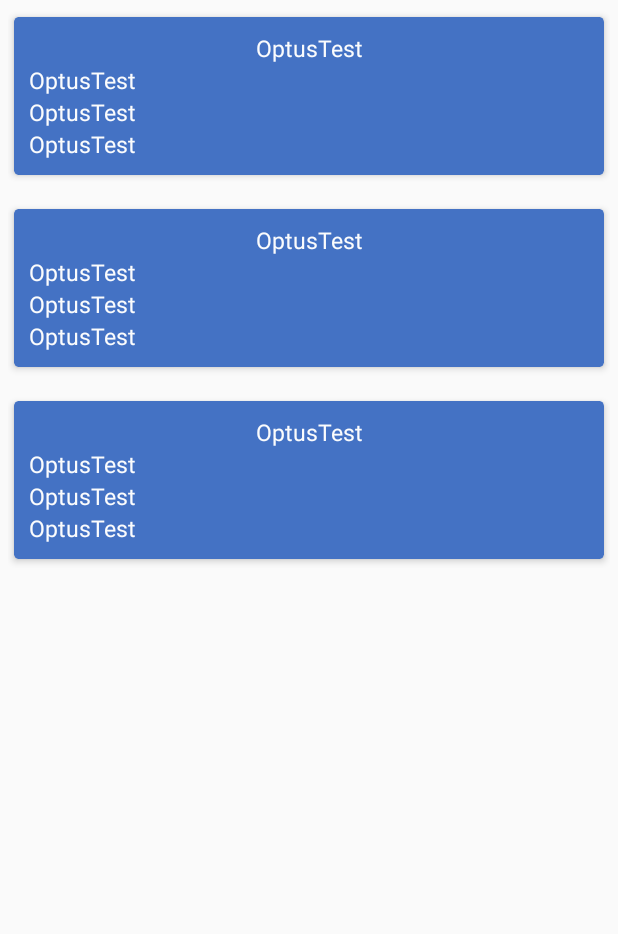
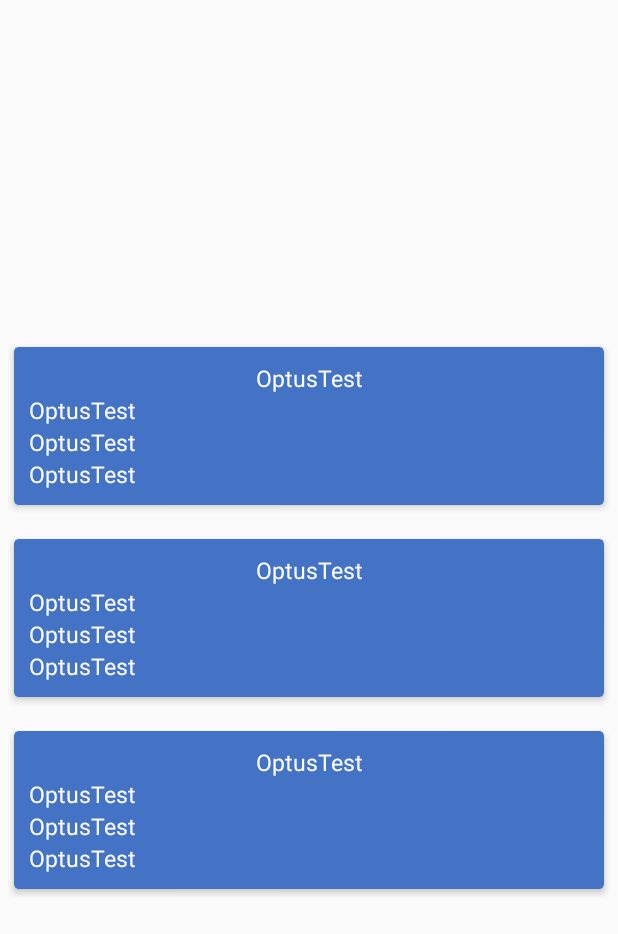
Before and after one commit to leosamit/OptusTest, an Android app: the layout fragment_album.xml on its own in the app's theme, with its tools: preview values and no code run, on a phone screen of 412 x 824 dp. Shown: the top 934 px of the screen. Run offline under Robolectric (Android 15) with nearby library versions, the phone set to English and light mode, and no system bars.

Commit message:
[Feature] Album Fragment

```diff
--- a/app/src/main/res/layout/fragment_album.xml
+++ b/app/src/main/res/layout/fragment_album.xml
@@ -29,7 +29,7 @@
 
             <androidx.recyclerview.widget.RecyclerView
                 android:id="@+id/rv_albums"
-                style="@style/MatchParentStyle"
+                style="@style/MatchWrapParentStyle"
                 android:clipToPadding="false"
                 android:scrollbars="vertical"
                 app:albums="@{album}"
@@ -37,7 +37,7 @@
                 app:layout_constraintBottom_toBottomOf="parent"
                 app:layout_constraintLeft_toLeftOf="parent"
                 app:layout_constraintRight_toRightOf="parent"
-                app:layout_constraintTop_toBottomOf="parent"
+                app:layout_constraintTop_toTopOf="parent"
                 tools:listitem="@layout/item_user_info" />
         </androidx.constraintlayout.widget.ConstraintLayout>
     </androidx.swiperefreshlayout.widget.SwipeRefreshLayout>
--- a/app/src/main/res/values/strings.xml
+++ b/app/src/main/res/values/strings.xml
@@ -6,6 +6,8 @@
     <string name="user_email">Email: %s</string>
     <string name="user_name">Name: %s</string>
     <string name="user_info">User Info</string>
+    <string name="album">Album</string>
+    <string name="photo">Photo</string>
     <string name="long_text">User InfUser InfUser InfUser InfUser InfUser InfUser InfUser InfUser InfUser InfUser InfUser InfUser InfUser InfUser InfUser InfUser InfUser InfUser InfUser InfUser InfUser InfUser InfUser InfUser InfUser InfUser InfUser InfUser InfUser InfUser InfUser InfUser InfUser InfUser InfUser InfUser InfUser InfUser InfUser InfUser InfUser InfUser InfUser InfUser InfUser InfUser InfUser InfUser InfUser InfUser InfUser Inf</string>
 
 </resources>
```
Also changed, not shown: app/src/main/java/com/samit/optustest/ui/album/AlbumFragment.kt (+11 -3 lines), app/src/main/java/com/samit/optustest/ui/photo/PhotoFragment.kt (+11 -0 lines), app/src/main/java/com/samit/optustest/ui/userinfo/UserInfoFragment.kt (+11 -0 lines).
